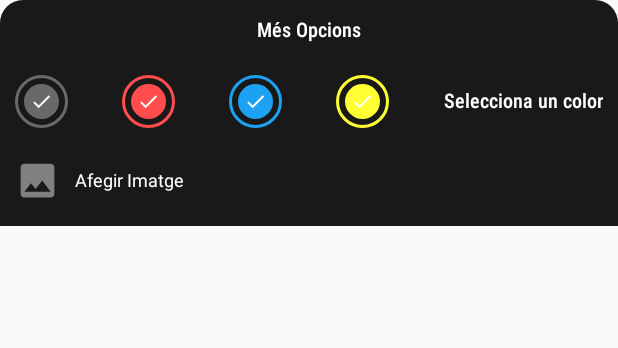
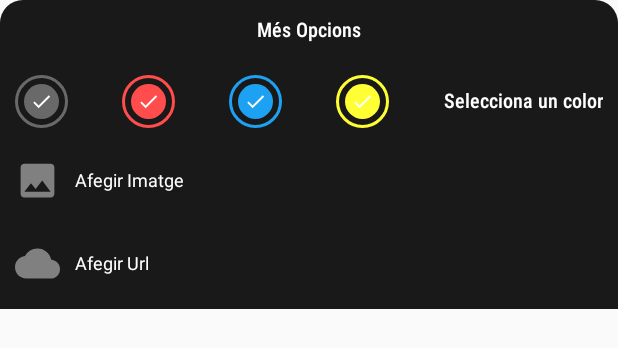
Before and after one commit to Likeamarc/PracticaPiS, an Android app: the layout layout_miscellanious.xml on its own in the app's theme, with its tools: preview values and no code run, on a phone screen of 412 x 824 dp. Shown: the top 348 px of the screen. Run offline under Robolectric (Android 15) with nearby library versions, the phone set to English and light mode, and no system bars.

Commit message:
Marc, pequeñas modificaciones, personalizacion color nota

```diff
--- /dev/null
+++ b/app/src/main/res/drawable/ic_url.xml
@@ -0,0 +1,10 @@
+<vector xmlns:android="http://schemas.android.com/apk/res/android"
+    android:width="24dp"
+    android:height="24dp"
+    android:viewportWidth="24"
+    android:viewportHeight="24"
+    android:tint="?attr/colorControlNormal">
+  <path
+      android:fillColor="@android:color/white"
+      android:pathData="M19.36,10.04C18.67,6.59 15.64,4 12,4 9.11,4 6.6,5.64 5.35,8.04 2.34,8.36 0,10.91 0,14c0,3.31 2.69,6 6,6h13c2.76,0 5,-2.24 5,-5 0,-2.64 -2.05,-4.78 -4.64,-4.96z"/>
+</vector>
--- a/app/src/main/res/layout/layout_miscellanious.xml
+++ b/app/src/main/res/layout/layout_miscellanious.xml
@@ -155,6 +155,33 @@
 
    </LinearLayout>
 
+    <LinearLayout
+        android:id="@+id/layoutAddUrl"
+        android:layout_width="wrap_content"
+        android:layout_height="35dp"
+        android:layout_margin="10dp"
+        android:layout_gravity="center_vertical"
+        android:orientation="horizontal">
+
+        <ImageView
+            android:layout_width="30dp"
+            android:layout_height="30dp"
+            android:contentDescription="@string/app_name"
+            android:src="@drawable/ic_url"
+            app:tint="@color/gray" />
+
+        <TextView
+            android:layout_width="match_parent"
+            android:layout_height="wrap_content"
+            android:layout_marginLeft="10dp"
+            android:layout_marginTop="8dp"
+            android:includeFontPadding="false"
+            android:text="Afegir Url"
+            android:textColor="@color/white"
+            android:textSize="12sp"/>
+
+    </LinearLayout>
+
    <LinearLayout
        android:id="@+id/layoutDeleteNote"
        android:layout_width="match_parent"
--- a/app/src/main/res/layout/note_container.xml
+++ b/app/src/main/res/layout/note_container.xml
@@ -15,7 +15,10 @@
         android:id="@+id/imageNoteView"
         android:layout_width="match_parent"
         android:layout_height="wrap_content"
+        android:layout_marginLeft="12dp"
+        android:layout_marginRight="12dp"
         android:adjustViewBounds="true"
+        android:contentDescription="@string/app_name"
         android:visibility="gone"/>
 
     <TextView
--- a/app/src/main/res/values/strings.xml
+++ b/app/src/main/res/values/strings.xml
@@ -1,5 +1,5 @@
 <resources>
-    <string name="app_name">NOTEolvides: Note taking App</string>
+    <string name="app_name">PracticaPiS</string>
     <string name="action_settings">Settings</string>
     <!-- Strings used for fragments for navigation -->
     <string name="first_fragment_label">First Fragment</string>
```
Also changed, not shown: app/src/main/AndroidManifest.xml (+7 -1 lines), app/src/main/java/com/example/practicapis/activities/new_note.java (+64 -1 lines), app/src/main/res/drawable/background_dialog.xml (added, +8 -0 lines), app/src/main/res/layout/layout_add_url.xml (added, +88 -0 lines), app/src/main/res/layout/new_note.xml (+24 -1 lines).
